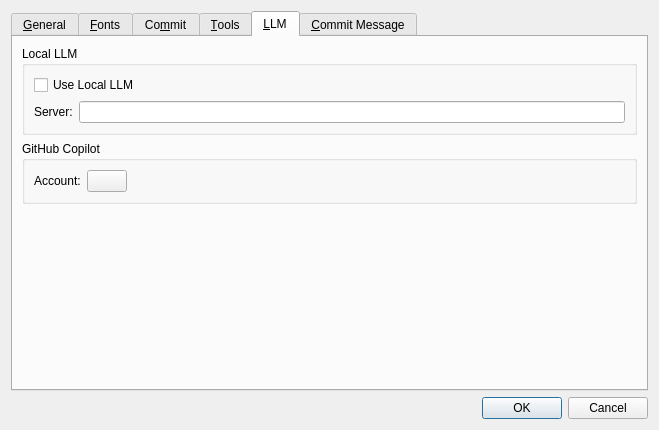
Qt form qgitc/preferences.ui (timxx/qgitc) before a commit.
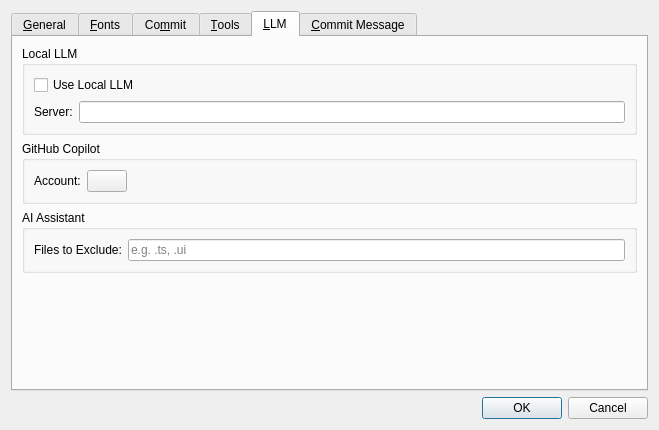
The same form after that commit. Custom widgets are drawn as their Qt base class.

```diff
--- a/qgitc/preferences.ui
+++ b/qgitc/preferences.ui
@@ -962,6 +962,36 @@
          </layout>
         </widget>
        </item>
+       <item>
+        <widget class="QGroupBox" name="groupBox_15">
+         <property name="title">
+          <string>AI Assistant</string>
+         </property>
+         <layout class="QVBoxLayout" name="verticalLayout_16">
+          <item>
+           <layout class="QHBoxLayout" name="horizontalLayout_16">
+            <item>
+             <widget class="QLabel" name="label_22">
+              <property name="text">
+               <string>Files to Exclude:</string>
+              </property>
+             </widget>
+            </item>
+            <item>
+             <widget class="QLineEdit" name="leExcludedFiles">
+              <property name="toolTip">
+               <string>Specify the file extensions to exclude for code  review or generate commit message</string>
+              </property>
+              <property name="placeholderText">
+               <string>e.g. .ts, .ui</string>
+              </property>
+             </widget>
+            </item>
+           </layout>
+          </item>
+         </layout>
+        </widget>
+       </item>
        <item>
         <spacer name="verticalSpacer">
          <property name="orientation">
```
